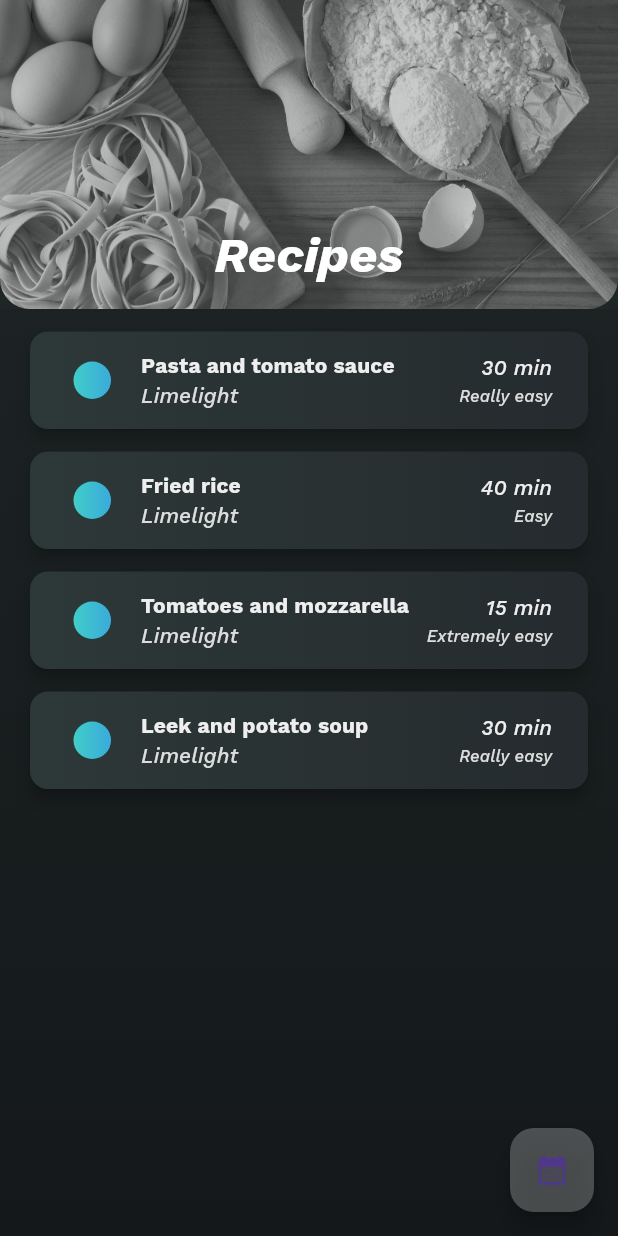
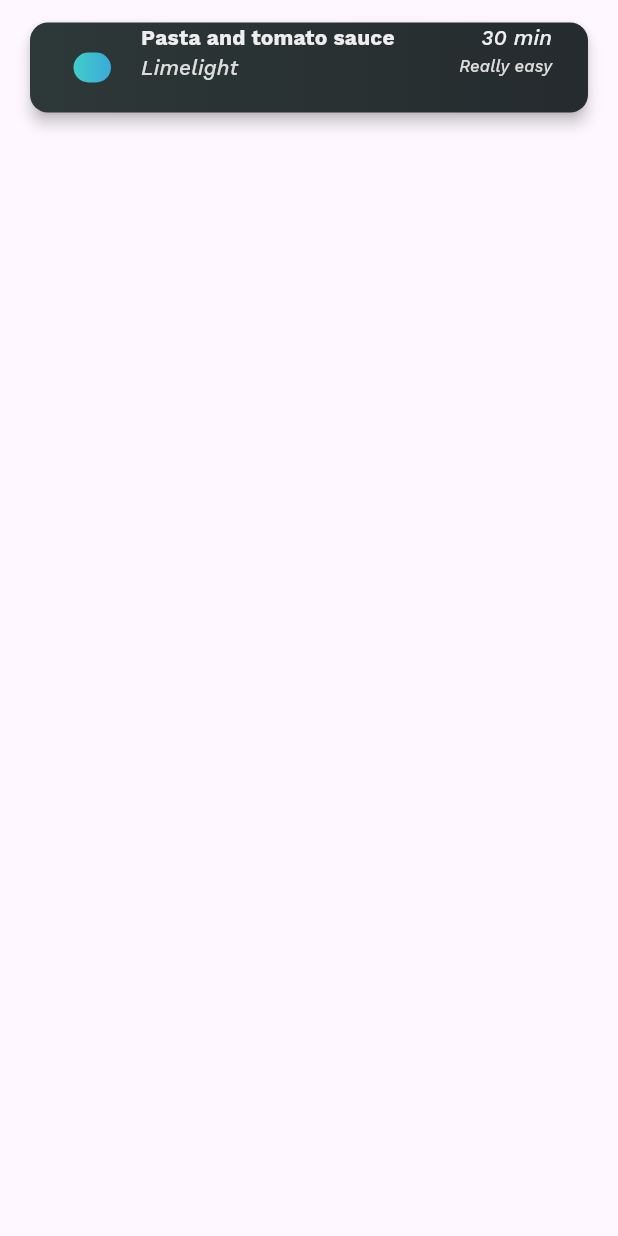
Before and after one commit to 3enedict/limelight, a Flutter app: the RecipesPage screen opened directly, after a tap on "Pasta and tomato sauce", on a phone screen of 412 x 824 dp. Run offline on Flutter 3.47's test engine with Material 2 defaults, Android fonts, the phone set to English and light mode, and no system bars; our stand-ins replace fluttericon, google_fonts; statements that could not run were skipped.

Commit message:
Added Hero to "zoom" into a recipe and schedule it

```diff
--- a/lib/pages/ingredients_page.dart
+++ b/lib/pages/ingredients_page.dart
@@ -60,6 +60,7 @@ class IngredientsPageState extends State<IngredientsPage> {
         ),
         floatingActionButton: FloatingActionButton(
           backgroundColor: Colors.white24,
+          heroTag: 'IngredientFAB$_currentIndex',
           onPressed: () {},
           child: const Icon(Icons.search),
         ),
--- a/lib/pages/recipes_page.dart
+++ b/lib/pages/recipes_page.dart
@@ -5,10 +5,8 @@ import 'package:limelight/widgets/recipe.dart';
 import 'package:limelight/gradients.dart';
 
 class RecipesPage extends StatelessWidget {
-  const RecipesPage({super.key});
+  RecipesPage({super.key});
 
-  @override
-  Widget build(BuildContext context) {
   final recipes = [
     RecipeData(
       name: 'Pasta and tomato sauce',
@@ -40,6 +38,8 @@ class RecipesPage extends StatelessWidget {
     ),
   ];
 
+  @override
+  Widget build(BuildContext context) {
     return Container(
       decoration: BoxDecoration(
         gradient: LinearGradient(
@@ -52,18 +52,24 @@ class RecipesPage extends StatelessWidget {
         backgroundColor: Colors.transparent,
         floatingActionButton: FloatingActionButton(
           backgroundColor: Colors.white24,
+          heroTag: 'RecipeFAB',
           onPressed: () {},
           child: const Icon(Icons.calendar_month_rounded),
         ),
         body: DefaultPage(
           title: 'Recipes',
           titleBackground: const AssetImage('assets/Recipes.jpg'),
-          padding: 125,
+          padding: 80,
           backgroundGradient: toBackgroundGradient(limelightGradient),
           items: SliverList(
             delegate: SliverChildBuilderDelegate(
               (BuildContext context, int index) {
-                return recipes[index].toItem(() {});
+                return Hero(
+                  tag: index.toString(),
+                  child: recipes[index].toItem(
+                    () => _gotoDetailsPage(context, index),
+                  ),
+                );
               },
               childCount: recipes.length,
             ),
@@ -72,4 +78,25 @@ class RecipesPage extends StatelessWidget {
       ),
     );
   }
+
+  void _gotoDetailsPage(BuildContext context, int index) {
+    Navigator.of(context).push(
+      MaterialPageRoute<void>(
+        builder: (BuildContext context) => Scaffold(
+          body: Align(
+            alignment: Alignment.topCenter,
+            child: SizedBox(
+              height: 75,
+              child: Hero(
+                tag: index.toString(),
+                child: recipes[index].toItem(
+                  () => Navigator.of(context).pop(),
+                ),
+              ),
+            ),
+          ),
+        ),
+      ),
+    );
   }
+}
--- a/lib/pages/shopping_list_page.dart
+++ b/lib/pages/shopping_list_page.dart
@@ -53,6 +53,7 @@ class ShoppingListPageState extends State<ShoppingListPage>
         backgroundColor: Colors.transparent,
         floatingActionButton: FloatingActionButton(
           backgroundColor: Colors.white24,
+          heroTag: 'ShoppingListFAB',
           onPressed: () {
             _key.currentState!.insertItem(_items.length);
             _items.add(
@@ -70,7 +71,7 @@ class ShoppingListPageState extends State<ShoppingListPage>
         body: DefaultPage(
           title: 'Shopping List',
           titleBackground: const AssetImage('assets/Shopping List.jpg'),
-          padding: 125,
+          padding: 80,
           backgroundGradient: toBackgroundGradient(meatGradient),
           items: SliverAnimatedList(
             key: _key,
--- a/lib/widgets/page.dart
+++ b/lib/widgets/page.dart
@@ -15,7 +15,7 @@ class DefaultPage extends StatelessWidget {
     required this.titleBackground,
     required this.items,
     required this.backgroundGradient,
-    this.padding = 180,
+    this.padding = 135,
   });
 
   @override
```
Also changed, not shown: lib/main.dart (+5 -3 lines), 1 other file. Lines whose indentation alone changed are shown as unchanged.
